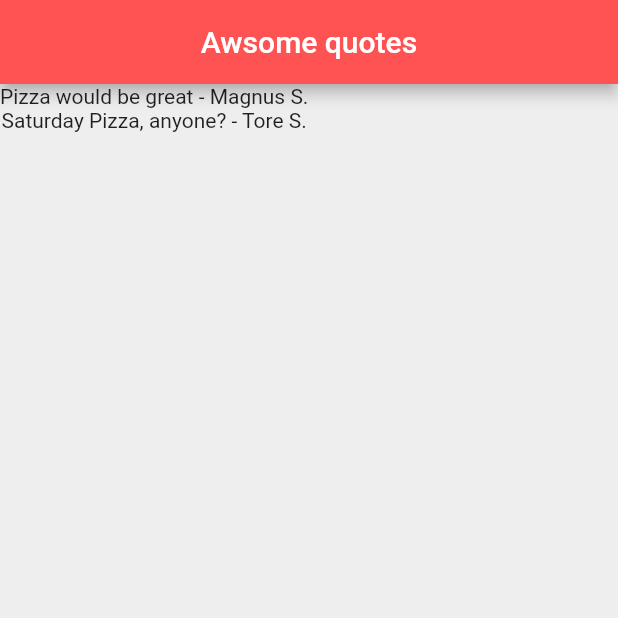
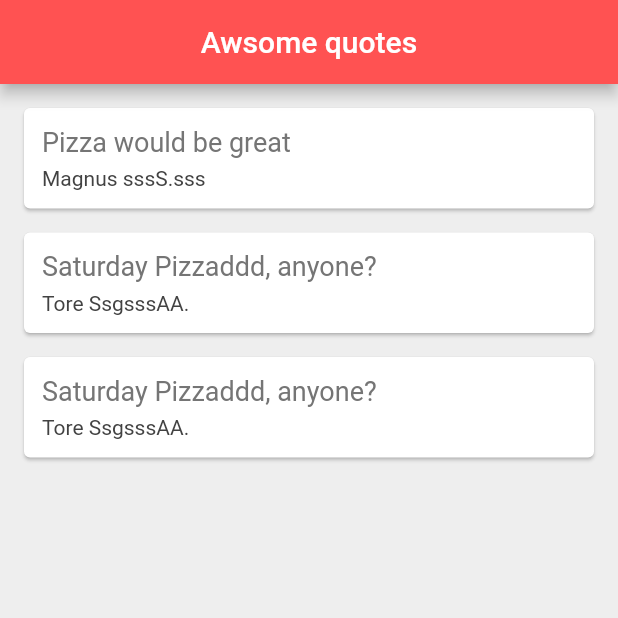
Before and after one commit to msagerup/GymFlutterApp, a Flutter app: the screen it shows after launch, on a phone screen of 412 x 824 dp, the top half of it. Run offline on Flutter 3.47's test engine with Material 2 defaults, Android fonts, the phone set to English and light mode, and no system bars.

Commit message:
this is how you refactor out files ..

```diff
--- a/lib/main.dart
+++ b/lib/main.dart
@@ -1,5 +1,6 @@
 import 'package:flutter/material.dart';
 import 'quotes.dart';
+import 'quoteCard.dart';
 
 void main() => runApp(MaterialApp(
   // home: GymIntro()
@@ -133,10 +134,9 @@ class QuoteList extends StatefulWidget {
 class _QuoteListState extends State<QuoteList> {
 
   List<Quote> quotes = [
-    Quote(author: 'Magnus S.', text: 'Pizza would be great'),
-    Quote(author: 'Tore S.', text: 'Saturday Pizza, anyone?')
-
-
+    Quote(author: 'Magnus sssS.sss', text: 'Pizza would be great'),
+    Quote(author: 'Tore SsgsssAA.', text: 'Saturday Pizzaddd, anyone?'),
+    Quote(author: 'Tore SsgsssAA.', text: 'Saturday Pizzaddd, anyone?'),
   ];
 
   @override
@@ -149,7 +149,7 @@ class _QuoteListState extends State<QuoteList> {
         backgroundColor: Colors.redAccent,
       ),
       body: Column(
-        children: quotes.map((item) => Text('${item.text} - ${item.author}')).toList(),
+        children: quotes.map((item) => QuoteCard(quote: item)).toList(),
       )
     );
   }
--- /dev/null
+++ b/lib/quoteCard.dart
@@ -0,0 +1,39 @@
+import 'package:flutter/material.dart';
+import 'quotes.dart';
+
+class QuoteCard extends StatelessWidget {
+
+  final Quote quote;
+  QuoteCard({this.quote});
+
+
+  @override
+  Widget build(BuildContext context) {
+    return Card(
+      margin: EdgeInsets.fromLTRB(16, 16, 16, 0),
+      child: Padding(
+        padding: const EdgeInsets.all(12.0),
+        child: Column(
+          crossAxisAlignment: CrossAxisAlignment.stretch,
+          children: [
+            Text(
+              quote.text,
+              style: TextStyle(
+                  fontSize: 18,
+                  color: Colors.grey[600]
+              ),
+            ),
+            SizedBox(height: 6,),
+            Text(
+              quote.author,
+              style: TextStyle(
+                  fontSize: 14,
+                  color: Colors.grey[800]
+              ),
+            )
+          ],
+        ),
+      ),
+    );
+  }
+}
```
